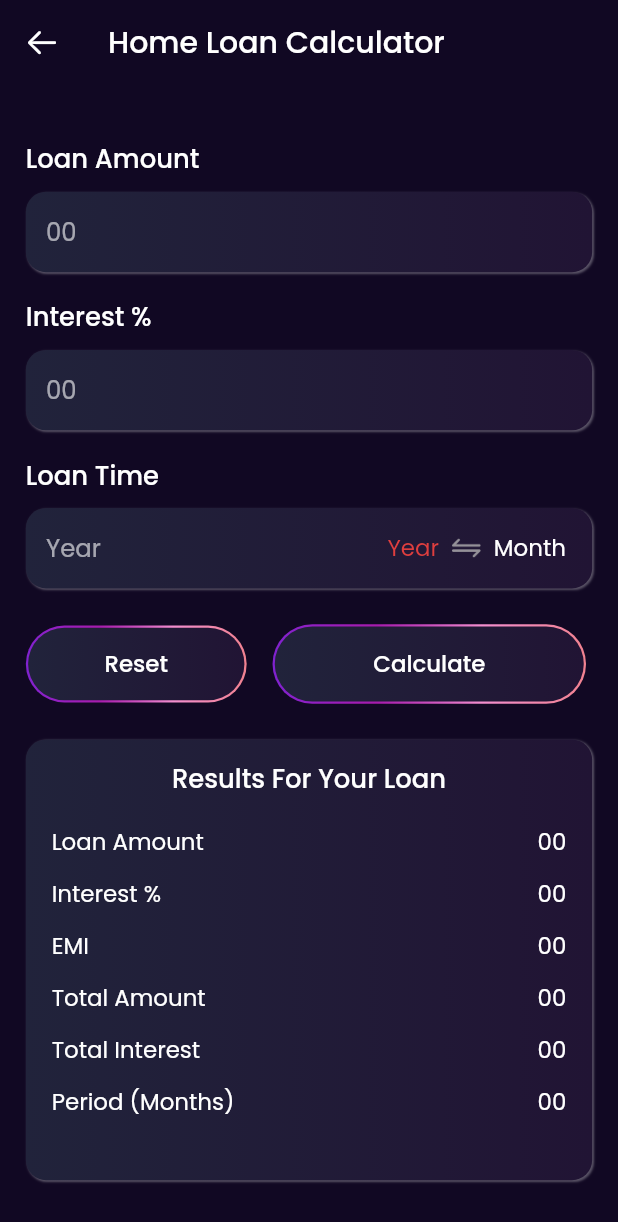
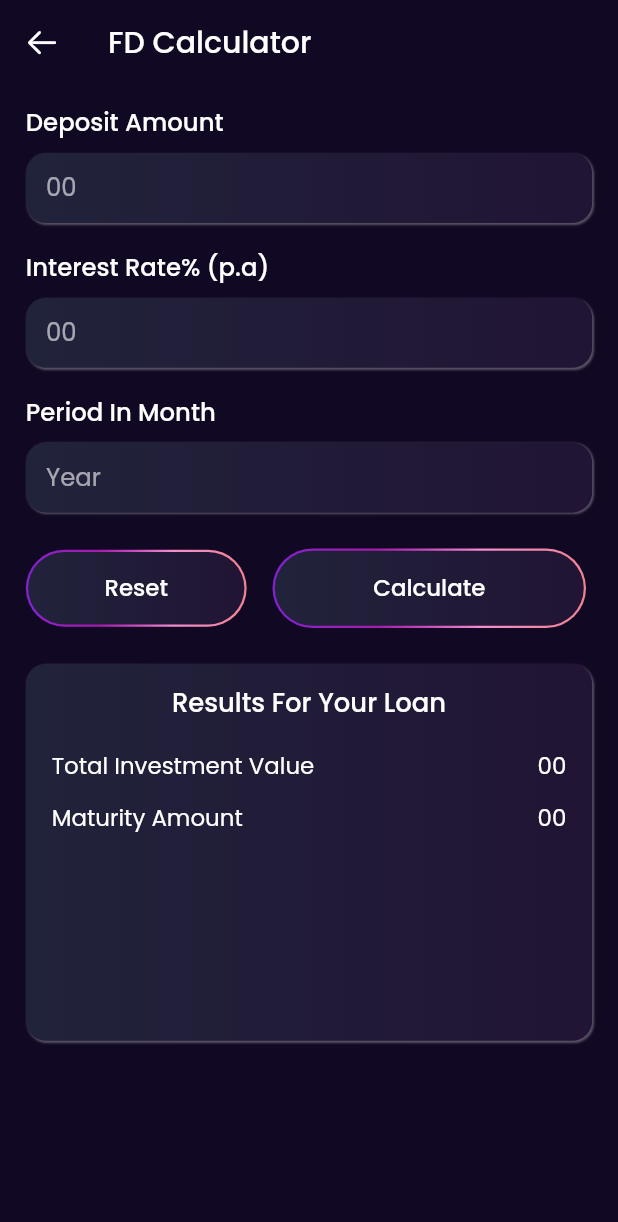
Before and after one commit to kevinvpatel/transaction-viewer-app, a Flutter app: the screen it shows after launch, scrolled down 576 dp, after a tap on "FD Calculator", on a phone screen of 412 x 824 dp. Shown: the top 1222 px of the screen. Run offline on Flutter 3.47's test engine with Material 2 defaults, Android fonts, the phone set to English and light mode, and no system bars; our stand-ins replace circle_nav_bar, fluttertoast, get, grouped_list, permission_handler, responsive_sizer and 3 more; missing offline and left inert: flutter_sms_inbox, slide_switcher; network calls fail.

Commit message:
loans pending

```diff
--- a/lib/app/modules/home_views/calculators/home_loan_calculator_screen/controllers/home_loan_calculator_screen_controller.dart
+++ b/lib/app/modules/home_views/calculators/home_loan_calculator_screen/controllers/home_loan_calculator_screen_controller.dart
@@ -11,12 +11,18 @@ class HomeLoanCalculatorScreenController extends GetxController {
   Rx<TextEditingController> txtLoanAmount = TextEditingController().obs;
   Rx<TextEditingController> txtInterestAmount = TextEditingController().obs;
   Rx<TextEditingController> txtLoanYear = TextEditingController().obs;
+  Rx<TextEditingController> txtLoanRepayYear = TextEditingController().obs;
   RxBool isYear = true.obs;
 
   RxInt loanAmount = 00.obs;
   RxInt interestAmount = 00.obs;
   RxInt loanYear = 00.obs;
 
+
+  ///FD Calculator
+  Rx<TextEditingController> txtDepositAmount = TextEditingController().obs;
+  Rx<TextEditingController> txtInterestRate = TextEditingController().obs;
+  Rx<TextEditingController> txtPeriodInMonth = TextEditingController().obs;
 
 
   Widget bottomButtons({required Function() onTapBtn2}) {
@@ -83,9 +89,25 @@ class HomeLoanCalculatorScreenController extends GetxController {
     'Period (Months)' : '00',
   }.obs;
 
-  Widget loanResult() {
-    return Expanded(
-      child: Container(
+  RxMap<String, dynamic> mapBusinessLoan = {
+    'Loan Amount' : '00',
+    'EMI' : '00',
+    'Interest %' : '00',
+    'Total Amount' : '00',
+  }.obs;
+
+  RxMap<String, dynamic> mapFdLoan = {
+    'Total Investment Value' : '00',
+    'Maturity Amount' : '00',
+  }.obs;
+
+  RxMap<String, dynamic> mapRdLoan = {
+    'Total Investment Value' : '00',
+    'Maturity Amount' : '00',
+  }.obs;
+
+  Widget homeLoanResult({required RxMap<String, dynamic> loanMapData}) {
+    return Container(
       decoration: BoxDecoration(
         gradient: ConstantsColor.buttonGradient,
         borderRadius: BorderRadius.circular(15.sp),
@@ -97,13 +119,15 @@ class HomeLoanCalculatorScreenController extends GetxController {
         children: [
           Text('Results For Your Loan', style: TextStyle(color: Colors.white, fontWeight: FontWeight.w500, fontSize: 17.sp),),
           SizedBox(height: 17.sp),
-            Expanded(
+          Container(
+            height: 100.h * 0.22,
             child: SingleChildScrollView(
               physics: BouncingScrollPhysics(),
               child: Obx(() => Column(
-                  children: List.generate(mapHomeLoan.length, (index) {
-                    List listKeys = mapHomeLoan.keys.toList();
-                    List listValues = mapHomeLoan.values.toList();
+                mainAxisSize: MainAxisSize.min,
+                children: List.generate(loanMapData.length, (index) {
+                  List listKeys = loanMapData.keys.toList();
+                  List listValues = loanMapData.values.toList();
                   return textRow(leftText: listKeys[index], rightText: listValues[index].toString());
                 }),
               )),
@@ -111,7 +135,6 @@ class HomeLoanCalculatorScreenController extends GetxController {
           )
         ],
       ),
-      )
     );
   }
 
--- /dev/null
+++ b/lib/app/modules/home_views/calculators/home_loan_calculator_screen/views/fd_loan_calculator_screen.dart
@@ -0,0 +1,116 @@
+import 'dart:math';
+
+import 'package:flutter/material.dart';
+import 'package:get/get.dart';
+import 'package:responsive_sizer/responsive_sizer.dart';
+import 'package:transaction_viewer_app/app/data/constants/color_constants.dart';
+import 'package:transaction_viewer_app/app/data/constants/widget_constants.dart';
+import 'package:transaction_viewer_app/app/modules/home_views/calculators/home_loan_calculator_screen/controllers/home_loan_calculator_screen_controller.dart';
+
+class FDLoanCalculatorScreenView extends GetView<HomeLoanCalculatorScreenController> {
+  const FDLoanCalculatorScreenView({Key? key}) : super(key: key);
+  @override
+  Widget build(BuildContext context) {
+    HomeLoanCalculatorScreenController controller = Get.put(HomeLoanCalculatorScreenController());
+    double height = 100.h;
+    double width = 100.w;
+
+    return Scaffold(
+      resizeToAvoidBottomInset: false,
+      backgroundColor: ConstantsColor.backgroundDarkColor,
+      appBar: ConstantsWidgets.appBar(title: 'FD Calculator', isShareButtonEnable: false, onTapBack: () => Get.back()),
+      body: Container(
+        padding: EdgeInsets.symmetric(horizontal: 17.sp, vertical: 15.sp),
+        child: Column(
+          children: [
+            fields(
+                width: width,
+                title: 'Deposit Amount',
+                fieldName: '00',
+                txtController: controller.txtDepositAmount
+            ),
+            SizedBox(height: 17.sp),
+            fields(
+                width: width,
+                title: 'Interest Rate% (p.a)',
+                fieldName: '00',
+                txtController: controller.txtInterestRate
+            ),
+            SizedBox(height: 17.sp),
+            fields(
+              width: width,
+              title: 'Period In Month',
+              fieldName: 'Year',
+              txtController: controller.txtPeriodInMonth,
+            ),
+            // SizedBox(height: 17.sp),
+            // fields(
+            //     width: width,
+            //     title: 'Loan Repay Year',
+            //     fieldName: 'Year',
+            //     txtController: controller.txtLoanRepayYear,
+            // ),
+            SizedBox(height: 20.sp),
+            controller.bottomButtons(
+                onTapBtn2: () {
+                  double depositAmount = double.parse(controller.txtDepositAmount.value.text);
+                  int loanMonth = int.parse(controller.txtPeriodInMonth.value.text);
+                  double interestRate = double.parse(controller.txtInterestRate.value.text) / 100;
+                  final maturityAmount = depositAmount * pow(1 + interestRate / 4, 4 * loanMonth);
+
+                  final totalInvestmentValue = maturityAmount - depositAmount;
+
+
+                  controller.mapFdLoan.updateAll((key, value) {
+                    if(key == 'Total Investment Value') {
+                      return totalInvestmentValue.toStringAsFixed(2);
+                    } else {
+                      return maturityAmount.toStringAsFixed(2);
+                    }
+                  });
+                }
+            ),
+            SizedBox(height: 20.sp),
+            controller.homeLoanResult(loanMapData: controller.mapFdLoan),
+            Spacer(),
+          ],
+        ),
+      ),
+    );
+  }
+
+  Widget fields({required Rx<TextEditingController> txtController, required double width, String? fieldName, required String title}) {
+    return Column(
+      crossAxisAlignment: CrossAxisAlignment.start,
+      children: [
+        Text(title, style: TextStyle(color: Colors.white, fontWeight: FontWeight.w500, fontSize: 16.5.sp),),
+        SizedBox(height: 12.sp),
+        Container(
+          height: 28.sp,
+          width: width * 0.95,
+          decoration: BoxDecoration(
+              gradient: ConstantsColor.buttonGradient,
+              borderRadius: BorderRadius.circular(15.sp),
+              boxShadow: ConstantsWidgets.boxShadow
+          ),
+          padding: EdgeInsets.only(left: 15.sp),
+          child: TextField(
+            controller: txtController.value,
+            cursorColor: Colors.white,
+            style: TextStyle(fontSize: 16.5.sp, color: Colors.white, fontWeight: FontWeight.w400),
+            keyboardType: TextInputType.number,
+            decoration: InputDecoration(
+              hintText: fieldName,
+              hintStyle: TextStyle(fontSize: 16.5.sp, color: Colors.white60, fontWeight: FontWeight.w400),
+              border: InputBorder.none,
+            ),
+            onChanged: (str) {
+
+            },
+          ),
+        ),
+      ],
+    );
+  }
+
+}
--- a/lib/app/modules/home_views/home_screen/views/home_screen_view.dart
+++ b/lib/app/modules/home_views/home_screen/views/home_screen_view.dart
@@ -10,7 +10,10 @@ import 'package:transaction_viewer_app/app/data/constants/image_constants.dart';
 import 'package:transaction_viewer_app/app/data/constants/widget_constants.dart';
 import 'package:transaction_viewer_app/app/data/fuel_price_model.dart';
 import 'package:transaction_viewer_app/app/modules/home_views/banking/ifsc_screen/views/ifsc_screen_view.dart';
+import 'package:transaction_viewer_app/app/modules/home_views/calculators/home_loan_calculator_screen/views/business_loan_calculator_screen.dart';
+import 'package:transaction_viewer_app/app/modules/home_views/calculators/home_loan_calculator_screen/views/fd_loan_calculator_screen.dart';
 import 'package:transaction_viewer_app/app/modules/home_views/calculators/home_loan_calculator_screen/views/home_loan_calculator_screen_view.dart';
+import 'package:transaction_viewer_app/app/modules/home_views/calculators/home_loan_calculator_screen/views/rd_loan_calculator_screen.dart';
 import 'package:transaction_viewer_app/app/modules/home_views/home_screen/views/change_city_screen.dart';
 
 import '../controllers/home_screen_controller.dart';
@@ -328,11 +331,11 @@ class HomeScreenView extends GetView<HomeScreenController> {
                         } else if(index == 1) {
                           Get.to(HomeLoanCalculatorScreenView());
                         } else if(index == 2) {
-                          Get.to(HomeLoanCalculatorScreenView());
+                          Get.to(BusinessLoanCalculatorScreenView());
                         } else if(index == 3) {
-                          Get.to(HomeLoanCalculatorScreenView());
+                          Get.to(RDLoanCalculatorScreenView());
                         } else {
-                          Get.to(HomeLoanCalculatorScreenView());
+                          Get.to(FDLoanCalculatorScreenView());
                         }
                       }
 
```
Also changed, not shown: lib/app/modules/home_views/calculators/home_loan_calculator_screen/views/business_loan_calculator_screen.dart (added, +121 -0 lines), lib/app/modules/home_views/calculators/home_loan_calculator_screen/views/home_loan_calculator_screen_view.dart (+24 -29 lines), lib/app/modules/home_views/calculators/home_loan_calculator_screen/views/rd_loan_calculator_screen.dart (added, +118 -0 lines). Lines whose indentation alone changed are shown as unchanged.
